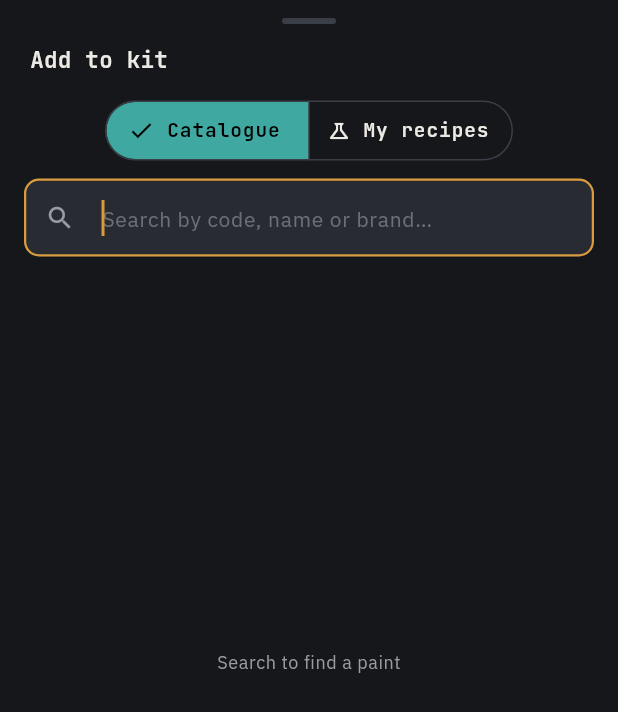
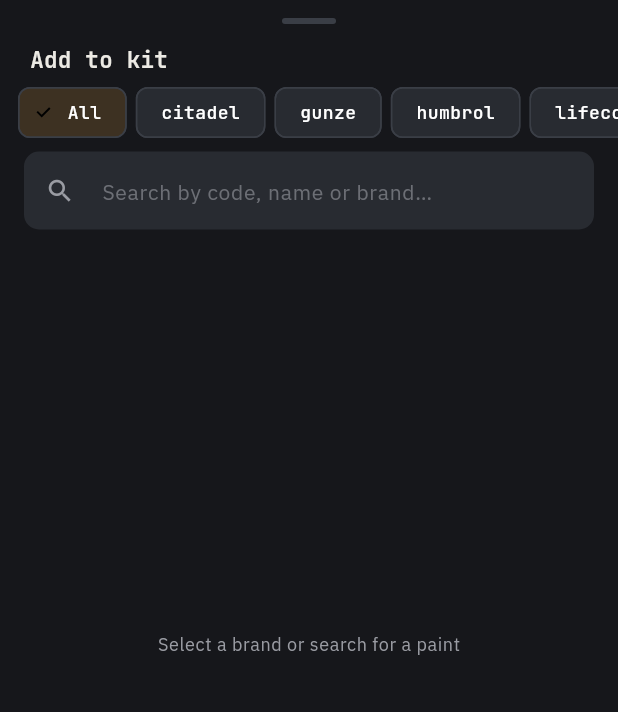
Before and after one commit to moste70/PATINA, a Flutter app: the _AddPaintSheet widget shown alone on an empty page, opened directly with empty values, on a phone screen of 412 x 824 dp. Shown: the top 712 px of the screen. Run offline on Flutter 3.47's test engine with Material 3 defaults, Android fonts, the phone set to English and light mode, and no system bars; our stand-ins replace drift, drift_flutter, flutter_riverpod, go_router, google_fonts, image_picker and 3 more; missing offline and left inert: google_mlkit_text_recognition; accounts and stored records are empty; generated files the repository leaves out were written again.

Commit message:
feat: sostituisce tab catalogo/ricette con chip marca unificato
- Picker progetto: rimosso SegmentedButton, aggiunta chip 'Ricette personali'
  in coda alla riga chip marca (colore secondary/verderame); selezione marca
  filtra il catalogo, selezione Ricette mostra le ricette personali
- Picker ingredienti ricetta: stessa riga chip marca (senza voce Ricette);
  selezione marca filtra il catalogo; ricerca testuale funziona in parallelo
- Entrambi mostrano 'Seleziona una marca o cerca' finché non è attivo un filtro

Co-Authored-By: Claude Sonnet 4.6 <noreply@anthropic.com>
Claude-Session: https://claude.ai/code/session_014uh8vSwDp4tbkLmncY5TJD

```diff
--- a/app/lib/features/projects/project_detail/project_palette_sliver.dart
+++ b/app/lib/features/projects/project_detail/project_palette_sliver.dart
@@ -530,15 +530,14 @@ class _AddPaintSheet extends ConsumerStatefulWidget {
   ConsumerState<_AddPaintSheet> createState() => _AddPaintSheetState();
 }
 
-enum _SheetMode { catalog, recipes }
+const _kRecipesVirtualBrand = '__recipes__';
 
 class _AddPaintSheetState extends ConsumerState<_AddPaintSheet> {
   final _controller = TextEditingController();
-  List<_CatalogPaint> _results = [];
+  String? _selectedBrand; // null = all, _kRecipesVirtualBrand = recipes mode
   final Set<_CatalogPaint> _selected = {};
   final Set<int> _selectedRecipeIds = {};
   bool _isSaving = false;
-  _SheetMode _mode = _SheetMode.catalog;
 
   @override
   void dispose() {
@@ -546,21 +545,18 @@ class _AddPaintSheetState extends ConsumerState<_AddPaintSheet> {
     super.dispose();
   }
 
-  void _search(String query, List<_CatalogPaint> all) {
-    final q = query.trim().toLowerCase();
-    if (q.isEmpty) {
-      setState(() => _results = []);
-      return;
-    }
-    setState(() {
-      _results = all
-          .where((p) =>
-              p.code.toLowerCase().contains(q) ||
+  bool get _recipesMode => _selectedBrand == _kRecipesVirtualBrand;
+
+  List<_CatalogPaint> _filtered(List<_CatalogPaint> all) {
+    final q = _controller.text.trim().toLowerCase();
+    return all.where((p) {
+      final brandMatch = _selectedBrand == null || p.brand == _selectedBrand;
+      if (!brandMatch) return false;
+      if (q.isEmpty) return true;
+      return p.code.toLowerCase().contains(q) ||
           p.name.toLowerCase().contains(q) ||
-              p.brand.toLowerCase().contains(q))
-          .take(40)
-          .toList();
-    });
+          p.brand.toLowerCase().contains(q);
+    }).take(60).toList();
   }
 
   void _toggle(_CatalogPaint p) {
@@ -574,13 +570,13 @@ class _AddPaintSheetState extends ConsumerState<_AddPaintSheet> {
     });
   }
 
-  void _toggleRecipe(Recipe r, String blendedHex) {
+  void _toggleRecipe(int recipeId) {
     HapticFeedback.selectionClick();
     setState(() {
-      if (_selectedRecipeIds.contains(r.id)) {
-        _selectedRecipeIds.remove(r.id);
+      if (_selectedRecipeIds.contains(recipeId)) {
+        _selectedRecipeIds.remove(recipeId);
       } else {
-        _selectedRecipeIds.add(r.id);
+        _selectedRecipeIds.add(recipeId);
       }
     });
   }
@@ -590,7 +586,6 @@ class _AddPaintSheetState extends ConsumerState<_AddPaintSheet> {
     final repo = ref.read(projectRepositoryProvider);
     setState(() => _isSaving = true);
 
-    if (_mode == _SheetMode.catalog) {
     for (final p in _selected) {
       await repo.addProjectPaint(
         projectId: widget.projectId,
@@ -600,12 +595,10 @@ class _AddPaintSheetState extends ConsumerState<_AddPaintSheet> {
         hex: p.hex,
       );
     }
-    } else {
     for (final id in _selectedRecipeIds) {
       final recipe = recipes.firstWhere((r) => r.id == id);
       final ings = allIngredients
-            .where((i) =>
-                i.recipeId == id && i.hex != null && i.hex!.isNotEmpty)
+          .where((i) => i.recipeId == id && i.hex != null && i.hex!.isNotEmpty)
           .toList();
       final blended = ings.isNotEmpty
           ? blendColorsInLab(
@@ -621,13 +614,11 @@ class _AddPaintSheetState extends ConsumerState<_AddPaintSheet> {
         hex: hex,
       );
     }
-    }
 
     if (mounted) Navigator.pop(context);
   }
 
-  int get _count =>
-      _mode == _SheetMode.catalog ? _selected.length : _selectedRecipeIds.length;
+  int get _count => _selected.length + _selectedRecipeIds.length;
 
   @override
   Widget build(BuildContext context) {
@@ -637,6 +628,40 @@ class _AddPaintSheetState extends ConsumerState<_AddPaintSheet> {
     final catalogAsync = ref.watch(_catalogProvider);
     final recipesAsync = ref.watch(_allRecipesProvider);
     final ingredientsAsync = ref.watch(_allIngredientsForSheetProvider);
+
+    final catalog = catalogAsync.value ?? [];
+    final brands = catalog.map((p) => p.brand).toSet().toList()..sort();
+    final recipes = recipesAsync.value ?? [];
+    final allIngs = ingredientsAsync.value ?? [];
+
+    final listItems = _recipesMode
+        ? <Widget>[]
+        : _filtered(catalog).map<Widget>((p) {
+            final sel = _selected.contains(p);
+            return ListTile(
+              key: ValueKey('${p.brand}${p.code}'),
+              leading: HexColorChip(color: _hexColor(p.hex), size: 32),
+              title: Text(
+                '${p.code}  ${p.name}',
+                style: GoogleFonts.jetBrainsMono(
+                    fontSize: 13, fontWeight: FontWeight.w500),
+              ),
+              subtitle: Text(p.brand, style: tt.bodySmall),
+              trailing: AnimatedSwitcher(
+                duration: const Duration(milliseconds: 180),
+                child: sel
+                    ? Icon(Icons.check_circle,
+                        key: const ValueKey('on'),
+                        color: scheme.primary, size: 24)
+                    : Icon(Icons.radio_button_unchecked,
+                        key: const ValueKey('off'),
+                        color: scheme.outline, size: 24),
+              ),
+              selected: sel,
+              selectedTileColor: scheme.primary.withOpacity(0.08),
+              onTap: () => _toggle(p),
+            );
+          }).toList();
 
     return DraggableScrollableSheet(
       initialChildSize: 0.85,
@@ -649,8 +674,7 @@ class _AddPaintSheetState extends ConsumerState<_AddPaintSheet> {
           Padding(
             padding: const EdgeInsets.only(top: 12, bottom: 8),
             child: Container(
-              width: 36,
-              height: 4,
+              width: 36, height: 4,
               decoration: BoxDecoration(
                 color: scheme.outline,
                 borderRadius: BorderRadius.circular(2),
@@ -662,149 +686,112 @@ class _AddPaintSheetState extends ConsumerState<_AddPaintSheet> {
             padding: const EdgeInsets.fromLTRB(20, 4, 20, 4),
             child: Row(
               children: [
-                Expanded(
-                    child: Text(l.paletteAddPaintsTitle,
-                        style: tt.titleMedium)),
+                Expanded(child: Text(l.paletteAddPaintsTitle, style: tt.titleMedium)),
                 if (_count > 0)
                   FilledButton(
                     onPressed: _isSaving
                         ? null
-                        : () => _confirm(
-                              recipesAsync.value ?? [],
-                              ingredientsAsync.value ?? [],
-                            ),
+                        : () => _confirm(recipes, allIngs),
                     style: FilledButton.styleFrom(
                       minimumSize: const Size(0, 36),
                       padding: const EdgeInsets.symmetric(horizontal: 16),
                     ),
                     child: _isSaving
                         ? const SizedBox(
-                            width: 16,
-                            height: 16,
-                            child: CircularProgressIndicator(strokeWidth: 2),
-                          )
+                            width: 16, height: 16,
+                            child: CircularProgressIndicator(strokeWidth: 2))
                         : Text(l.paletteAddCountButton(_count)),
                   ),
               ],
             ),
           ),
-          const SizedBox(height: 8),
-          // Mode toggle
+          // Brand chips
+          catalogAsync.when(
+            loading: () => const Padding(
+              padding: EdgeInsets.symmetric(vertical: 8),
+              child: LinearProgressIndicator(),
+            ),
+            error: (_, __) => const SizedBox.shrink(),
+            data: (_) => SizedBox(
+              height: 40,
+              child: ListView(
+                scrollDirection: Axis.horizontal,
+                padding: const EdgeInsets.symmetric(horizontal: 12),
+                children: [
+                  // "Tutti" chip
                   Padding(
-            padding: const EdgeInsets.fromLTRB(16, 0, 16, 8),
-            child: SegmentedButton<_SheetMode>(
-              segments: [
-                ButtonSegment(
-                  value: _SheetMode.catalog,
-                  label: Text(l.paletteCatalogTab),
-                  icon: const Icon(Icons.palette_outlined, size: 16),
+                    padding: const EdgeInsets.only(right: 6),
+                    child: ChoiceChip(
+                      label: Text(l.filterAllLines),
+                      selected: _selectedBrand == null,
+                      onSelected: (_) => setState(() {
+                        _selectedBrand = null;
+                        _controller.clear();
+                      }),
                     ),
-                ButtonSegment(
-                  value: _SheetMode.recipes,
+                  ),
+                  // Brand chips
+                  ...brands.map((b) => Padding(
+                    padding: const EdgeInsets.only(right: 6),
+                    child: ChoiceChip(
+                      label: Text(b),
+                      selected: _selectedBrand == b,
+                      onSelected: (_) => setState(() {
+                        _selectedBrand = b;
+                        _controller.clear();
+                      }),
+                    ),
+                  )),
+                  // Ricette personali chip — colore secondary
+                  Padding(
+                    padding: const EdgeInsets.only(right: 6),
+                    child: ChoiceChip(
                       label: Text(l.paletteRecipesTab),
-                  icon: const Icon(Icons.science_outlined, size: 16),
+                      avatar: const Icon(Icons.science_outlined, size: 14),
+                      selected: _recipesMode,
+                      selectedColor: scheme.secondaryContainer,
+                      labelStyle: TextStyle(
+                        color: _recipesMode
+                            ? scheme.onSecondaryContainer
+                            : scheme.secondary,
+                        fontWeight: FontWeight.w600,
+                      ),
+                      side: BorderSide(color: scheme.secondary.withOpacity(0.5)),
+                      onSelected: (_) => setState(() {
+                        _selectedBrand = _kRecipesVirtualBrand;
+                        _controller.clear();
+                      }),
+                    ),
                   ),
                 ],
-              selected: {_mode},
-              onSelectionChanged: (s) =>
-                  setState(() => _mode = s.first),
+              ),
             ),
           ),
           // Search field (catalog only)
-          if (_mode == _SheetMode.catalog)
+          if (!_recipesMode)
             Padding(
-              padding: const EdgeInsets.fromLTRB(16, 0, 16, 12),
-              child: catalogAsync.when(
-                loading: () => const LinearProgressIndicator(),
-                error: (_, __) => const SizedBox.shrink(),
-                data: (all) => TextField(
+              padding: const EdgeInsets.fromLTRB(16, 6, 16, 6),
+              child: TextField(
                 controller: _controller,
-                  autofocus: true,
                 decoration: InputDecoration(
                   hintText: l.paintSearchHint,
                   prefixIcon: const Icon(Icons.search, size: 20),
                   suffixIcon: _controller.text.isNotEmpty
                       ? IconButton(
                           icon: const Icon(Icons.clear, size: 18),
-                            onPressed: () {
-                              _controller.clear();
-                              _search('', all);
-                            },
+                          onPressed: () => setState(() => _controller.clear()),
                         )
                       : null,
                 ),
-                  onChanged: (q) => _search(q, all),
-                ),
+                onChanged: (_) => setState(() {}),
               ),
             ),
           // Results
           Expanded(
-            child: _mode == _SheetMode.catalog
-                ? catalogAsync.when(
-                    loading: () =>
-                        const Center(child: CircularProgressIndicator()),
-                    error: (_, __) =>
-                        Center(child: Text(l.errorCatalogLoad)),
-                    data: (_) {
-                      if (_results.isEmpty && _controller.text.isEmpty) {
-                        return Center(
-                            child: Text(l.paintSearchPrompt,
-                                style: tt.bodySmall));
-                      }
-                      if (_results.isEmpty) {
-                        return Center(
-                            child: Text(l.searchNoResults,
-                                style: tt.bodySmall));
-                      }
-                      return ListView.builder(
-                        controller: scrollCtrl,
-                        itemCount: _results.length,
-                        itemBuilder: (_, i) {
-                          final p = _results[i];
-                          final sel = _selected.contains(p);
-                          return ListTile(
-                            leading:
-                                HexColorChip(color: _hexColor(p.hex), size: 32),
-                            title: Text(
-                              '${p.code}  ${p.name}',
-                              style: GoogleFonts.jetBrainsMono(
-                                  fontSize: 13,
-                                  fontWeight: FontWeight.w500),
-                            ),
-                            subtitle: Text(p.brand, style: tt.bodySmall),
-                            trailing: AnimatedSwitcher(
-                              duration: const Duration(milliseconds: 180),
-                              child: sel
-                                  ? Icon(Icons.check_circle,
-                                      key: const ValueKey('checked'),
-                                      color: scheme.primary,
-                                      size: 24)
-                                  : Icon(Icons.radio_button_unchecked,
-                                      key: const ValueKey('unchecked'),
-                                      color: scheme.outline,
-                                      size: 24),
-                            ),
-                            selected: sel,
-                            selectedTileColor:
-                                scheme.primary.withOpacity(0.08),
-                            onTap: () => _toggle(p),
-                          );
-                        },
-                      );
-                    },
-                  )
-                : recipesAsync.when(
-                    loading: () =>
-                        const Center(child: CircularProgressIndicator()),
-                    error: (_, __) => const SizedBox.shrink(),
-                    data: (recipes) {
-                      if (recipes.isEmpty) {
-                        return Center(
-                            child: Text(l.recipesEmptyTitle,
-                                style: tt.bodySmall));
-                      }
-                      final allIngs = ingredientsAsync.value ?? [];
-                      return ListView.builder(
+            child: _recipesMode
+                ? recipes.isEmpty
+                    ? Center(child: Text(l.recipesEmptyTitle, style: tt.bodySmall))
+                    : ListView.builder(
                         controller: scrollCtrl,
                         itemCount: recipes.length,
                         itemBuilder: (_, i) {
@@ -817,10 +804,7 @@ class _AddPaintSheetState extends ConsumerState<_AddPaintSheet> {
                               .toList();
                           final blended = ings.isNotEmpty
                               ? blendColorsInLab(ings
-                                  .map((ing) => (
-                                        hex: ing.hex!,
-                                        weight: ing.percentage
-                                      ))
+                                  .map((ing) => (hex: ing.hex!, weight: ing.percentage))
                                   .toList())
                               : scheme.surfaceContainerHighest;
                           final sel = _selectedRecipeIds.contains(r.id);
@@ -828,27 +812,38 @@ class _AddPaintSheetState extends ConsumerState<_AddPaintSheet> {
                             leading: HexColorChip(color: blended, size: 32),
                             title: Text(r.name, style: tt.bodyMedium),
                             subtitle: Text(
-                              '${ings.length} ingredienti',
+                              l.recipeIngredientCount(ings.length),
                               style: tt.bodySmall,
                             ),
                             trailing: AnimatedSwitcher(
                               duration: const Duration(milliseconds: 180),
                               child: sel
                                   ? Icon(Icons.check_circle,
-                                      key: const ValueKey('checked'),
-                                      color: scheme.primary,
-                                      size: 24)
+                                      key: const ValueKey('on'),
+                                      color: scheme.secondary, size: 24)
                                   : Icon(Icons.radio_button_unchecked,
-                                      key: const ValueKey('unchecked'),
-                                      color: scheme.outline,
-                                      size: 24),
+                                      key: const ValueKey('off'),
+                                      color: scheme.outline, size: 24),
                             ),
                             selected: sel,
-                            selectedTileColor:
-                                scheme.primary.withOpacity(0.08),
-                            onTap: () => _toggleRecipe(r, ''),
+                            selectedTileColor: scheme.secondaryContainer.withOpacity(0.3),
+                            onTap: () => _toggleRecipe(r.id),
                           );
                         },
+                      )
+                : catalogAsync.when(
+                    loading: () => const Center(child: CircularProgressIndicator()),
+                    error: (_, __) => Center(child: Text(l.errorCatalogLoad)),
+                    data: (_) {
+                      if (_selectedBrand == null && _controller.text.isEmpty) {
+                        return Center(child: Text(l.catalogEmptyPrompt, style: tt.bodySmall));
+                      }
+                      if (listItems.isEmpty) {
+                        return Center(child: Text(l.searchNoResults, style: tt.bodySmall));
+                      }
+                      return ListView(
+                        controller: scrollCtrl,
+                        children: listItems,
                       );
                     },
                   ),
```
Also changed, not shown: app/lib/features/recipes/create_recipe_screen.dart (+65 -32 lines). Lines whose indentation alone changed are shown as unchanged.
